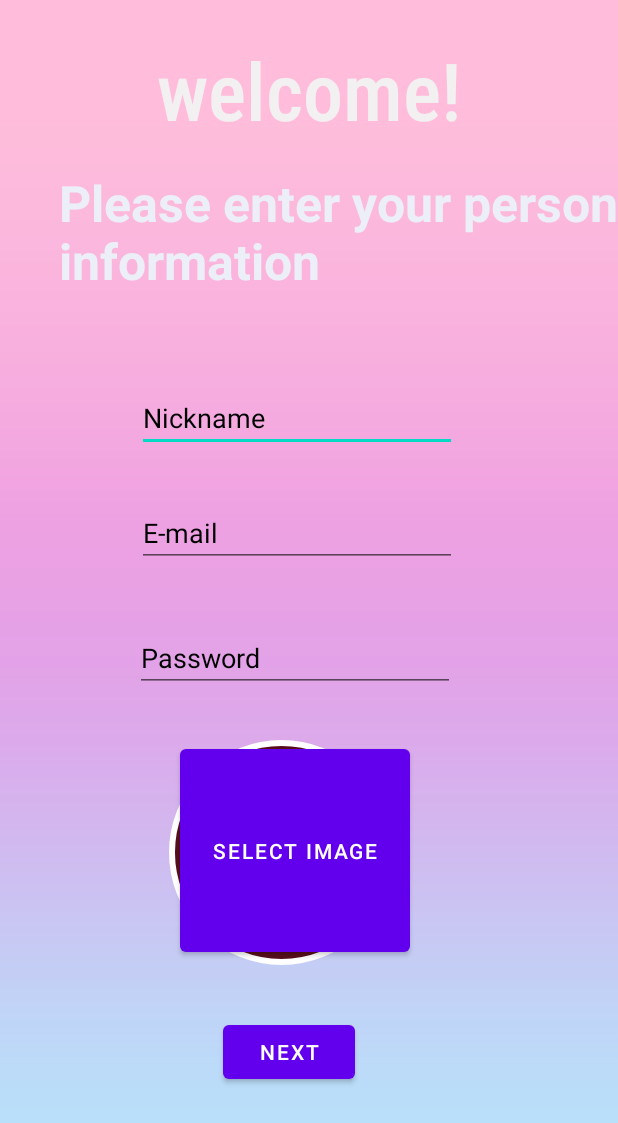
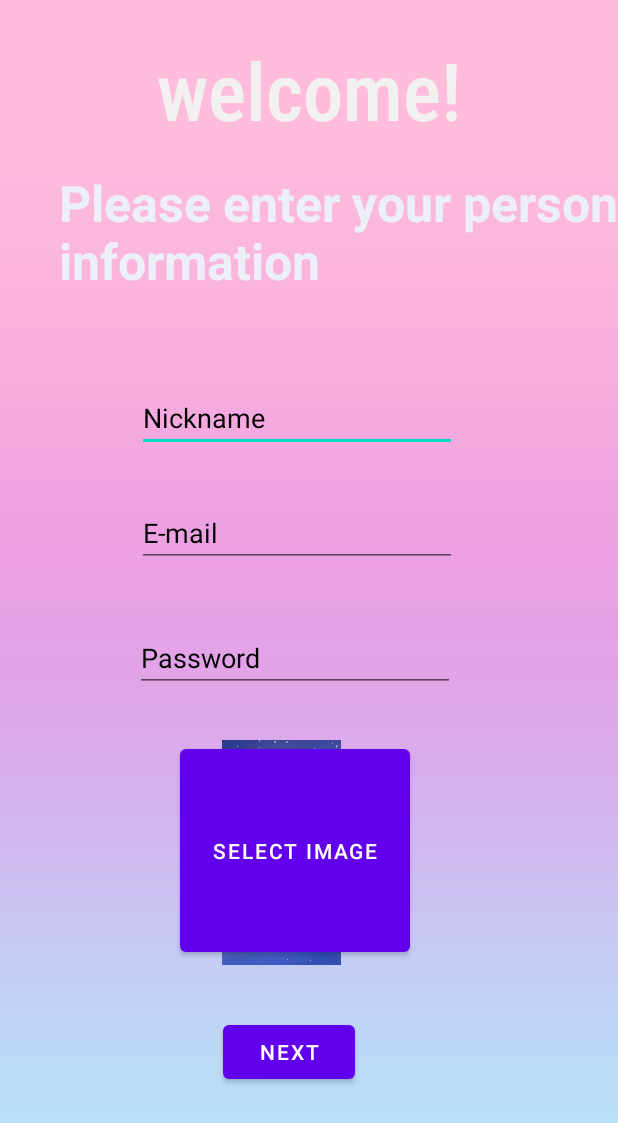
Before and after one commit to ofrisomech/OfrisProjectUpdate, an Android app: the screen it shows after launch (MainActivity), on a phone screen of 412 x 824 dp. Shown: the top 1123 px of the screen. Run offline under Robolectric (Android 15) with nearby library versions, the phone set to English and light mode, and no system bars; our stand-ins replace Firebase (no records; nobody signed in at launch, a user with empty details on screens opened directly).

Commit message:
try again

```diff
--- a/app/src/main/res/layout/activity_main.xml
+++ b/app/src/main/res/layout/activity_main.xml
@@ -94,7 +94,7 @@
         android:layout_width="154dp"
         android:layout_height="150dp"
         android:layout_marginTop="32dp"
-        android:src="@drawable/stopbutton"
+        android:src="@drawable/background"
         app:layout_constraintEnd_toEndOf="parent"
         app:layout_constraintHorizontal_bias="0.428"
         app:layout_constraintStart_toStartOf="parent"
```
